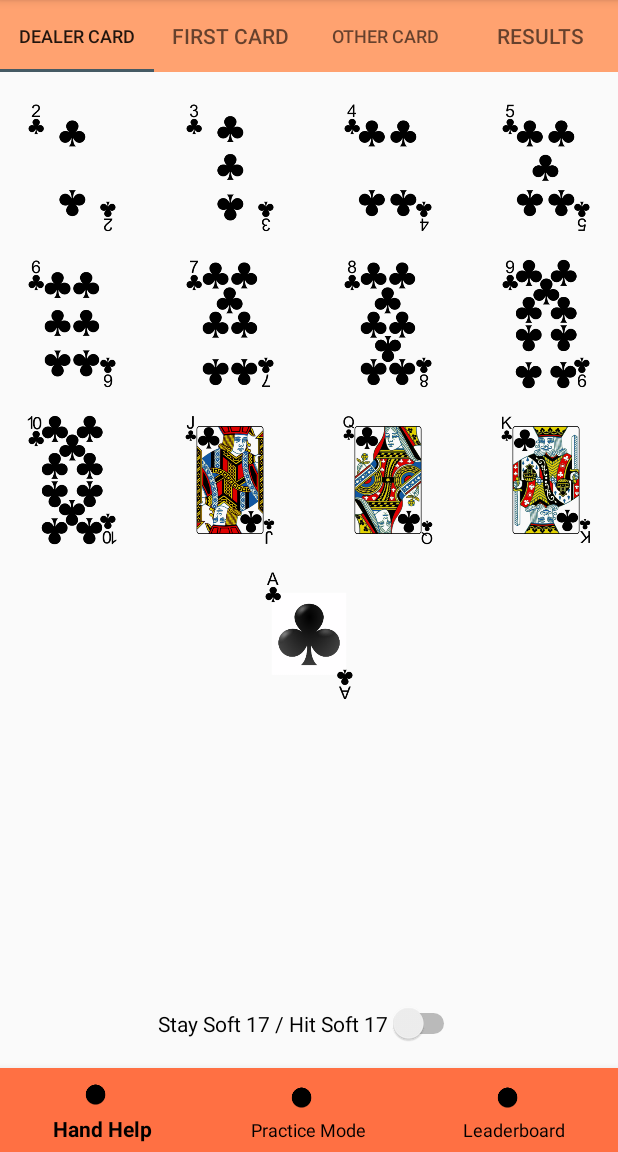
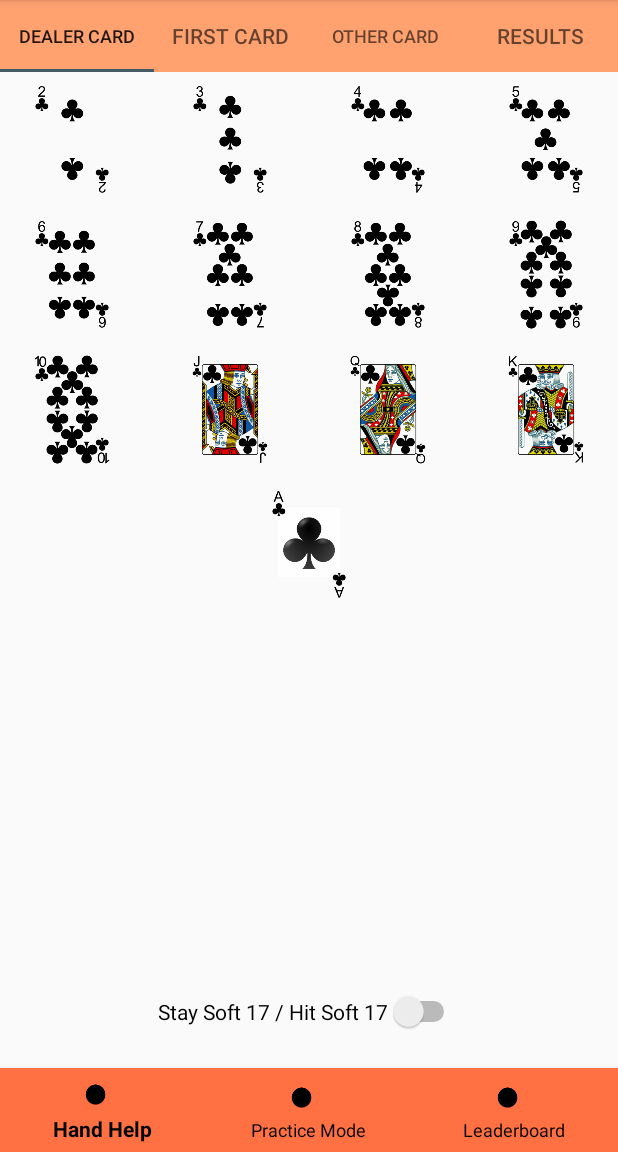
Before and after one commit to sullivankw/blackjack-v2-android-app, an Android app: the screen it shows after launch (MainActivity), on a phone screen of 412 x 824 dp, the part 84-1236 px from its top. Run offline under Robolectric (Android 15) with nearby library versions, the phone set to English and light mode, and no system bars.

Commit message:
updated views to handle screen sizes similar to nexus 4

```diff
--- a/BlackjackHelper/app/src/main/res/layout/activity_main.xml
+++ b/BlackjackHelper/app/src/main/res/layout/activity_main.xml
@@ -22,7 +22,7 @@
         android:layout_below="@+id/tab_layout"
         android:layout_alignParentBottom="true"
         android:layout_centerHorizontal="true"
-        android:layout_marginTop="60dp"
+        android:layout_marginTop="48dp"
         app:layout_constraintTop_toBottomOf="@+id/tab_layout" />
 
     <android.support.design.widget.BottomNavigationView
@@ -43,7 +43,7 @@
         android:layout_height="wrap_content"
         android:layout_marginStart="16dp"
         android:layout_marginEnd="16dp"
-        android:layout_marginBottom="16dp"
+        android:layout_marginBottom="24dp"
         android:text="@string/stay_soft_17_hit_soft_17"
         app:layout_constraintBottom_toTopOf="@+id/bottom_nav_layout"
         app:layout_constraintEnd_toEndOf="parent"
--- a/BlackjackHelper/app/src/main/res/layout/fragment_dealer_card.xml
+++ b/BlackjackHelper/app/src/main/res/layout/fragment_dealer_card.xml
@@ -9,7 +9,7 @@
     <ImageView
         android:id="@+id/cardImageViewDC2"
         android:layout_width="64dp"
-        android:layout_height="88dp"
+        android:layout_height="74dp"
         android:layout_marginStart="16dp"
         android:layout_marginTop="8dp"
         android:contentDescription="@string/randomly_selected_dealer_card"
@@ -23,7 +23,7 @@
     <ImageView
         android:id="@+id/cardImageViewDC3"
         android:layout_width="64dp"
-        android:layout_height="88dp"
+        android:layout_height="74dp"
         android:layout_marginTop="8dp"
         android:contentDescription="@string/randomly_selected_dealer_card"
         android:src="@drawable/ic_3_of_clubs"
@@ -37,7 +37,7 @@
     <ImageView
         android:id="@+id/cardImageViewDC4"
         android:layout_width="64dp"
-        android:layout_height="88dp"
+        android:layout_height="74dp"
         android:layout_marginTop="8dp"
         android:contentDescription="@string/randomly_selected_dealer_card"
         android:src="@drawable/ic_4_of_clubs"
@@ -50,7 +50,7 @@
     <ImageView
         android:id="@+id/cardImageViewDC5"
         android:layout_width="64dp"
-        android:layout_height="88dp"
+        android:layout_height="74dp"
         android:layout_marginTop="8dp"
         android:layout_marginEnd="16dp"
         android:contentDescription="@string/randomly_selected_dealer_card"
@@ -64,7 +64,7 @@
     <ImageView
         android:id="@+id/cardImageViewDC6"
         android:layout_width="64dp"
-        android:layout_height="88dp"
+        android:layout_height="74dp"
         android:layout_marginStart="16dp"
         android:layout_marginTop="16dp"
         android:contentDescription="@string/randomly_selected_dealer_card"
@@ -78,7 +78,7 @@
     <ImageView
         android:id="@+id/cardImageViewDC7"
         android:layout_width="64dp"
-        android:layout_height="88dp"
+        android:layout_height="74dp"
         android:layout_marginTop="16dp"
         android:contentDescription="@string/randomly_selected_dealer_card"
         android:src="@drawable/ic_7_of_clubs"
@@ -90,7 +90,7 @@
     <ImageView
         android:id="@+id/cardImageViewDC8"
         android:layout_width="64dp"
-        android:layout_height="88dp"
+        android:layout_height="74dp"
         android:layout_marginTop="16dp"
         android:contentDescription="@string/randomly_selected_dealer_card"
         android:src="@drawable/ic_8_of_clubs"
@@ -102,7 +102,7 @@
     <ImageView
         android:id="@+id/cardImageViewDC9"
         android:layout_width="64dp"
-        android:layout_height="88dp"
+        android:layout_height="74dp"
         android:layout_marginTop="16dp"
         android:layout_marginEnd="16dp"
         android:contentDescription="@string/randomly_selected_dealer_card"
@@ -115,7 +115,7 @@
     <ImageView
         android:id="@+id/cardImageViewDCT"
         android:layout_width="64dp"
-        android:layout_height="88dp"
+        android:layout_height="74dp"
         android:layout_marginStart="16dp"
         android:layout_marginTop="16dp"
         android:contentDescription="@string/randomly_selected_dealer_card"
@@ -129,7 +129,7 @@
     <ImageView
         android:id="@+id/cardImageViewDCJ"
         android:layout_width="64dp"
-        android:layout_height="88dp"
+        android:layout_height="74dp"
         android:layout_marginTop="16dp"
         android:contentDescription="@string/randomly_selected_dealer_card"
         android:src="@drawable/ic_jack_of_clubs"
@@ -141,7 +141,7 @@
     <ImageView
         android:id="@+id/cardImageViewDCQ"
         android:layout_width="64dp"
-        android:layout_height="88dp"
+        android:layout_height="74dp"
         android:layout_marginTop="16dp"
         android:contentDescription="@string/randomly_selected_dealer_card"
         android:src="@drawable/ic_queen_of_clubs"
@@ -153,7 +153,7 @@
     <ImageView
         android:id="@+id/cardImageViewDCK"
         android:layout_width="64dp"
-        android:layout_height="88dp"
+        android:layout_height="74dp"
         android:layout_marginTop="16dp"
         android:layout_marginEnd="16dp"
         android:contentDescription="@string/randomly_selected_dealer_card"
@@ -166,7 +166,7 @@
     <ImageView
         android:id="@+id/cardImageViewDCA"
         android:layout_width="64dp"
-        android:layout_height="88dp"
+        android:layout_height="74dp"
         android:layout_marginTop="16dp"
         android:contentDescription="@string/randomly_selected_dealer_card"
         android:src="@drawable/ic_ace_of_clubs"
```
Also changed, not shown: BlackjackHelper/app/src/main/res/layout/activity_practice_mode.xml (+5 -5 lines), BlackjackHelper/app/src/main/res/layout/fragment_player_card_one.xml (+13 -13 lines), BlackjackHelper/app/src/main/res/layout/fragment_player_card_two.xml (+13 -13 lines).
